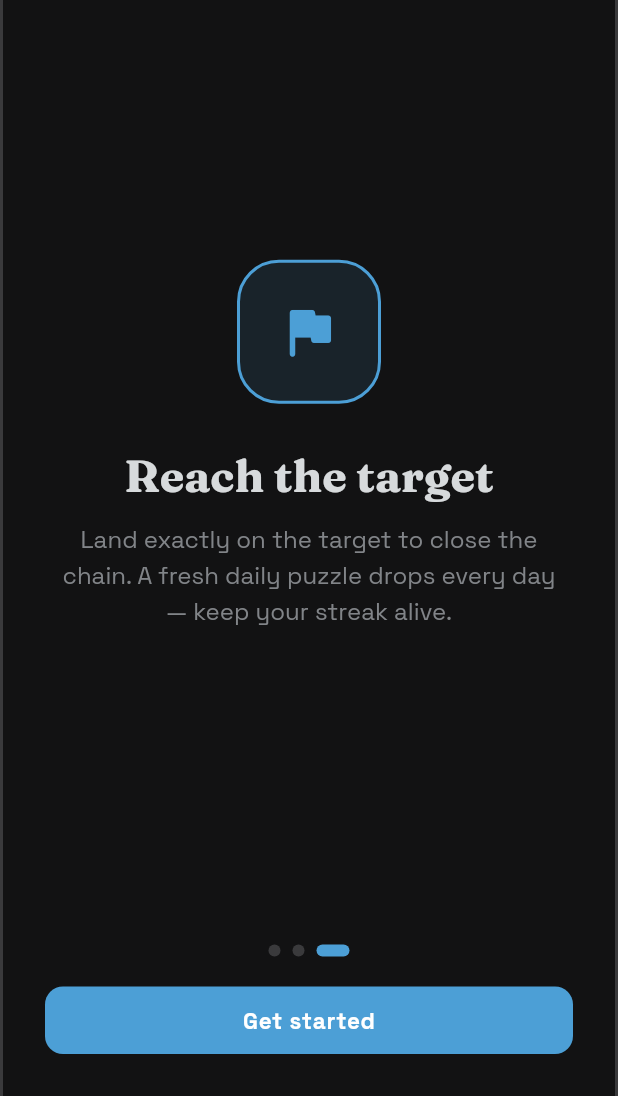
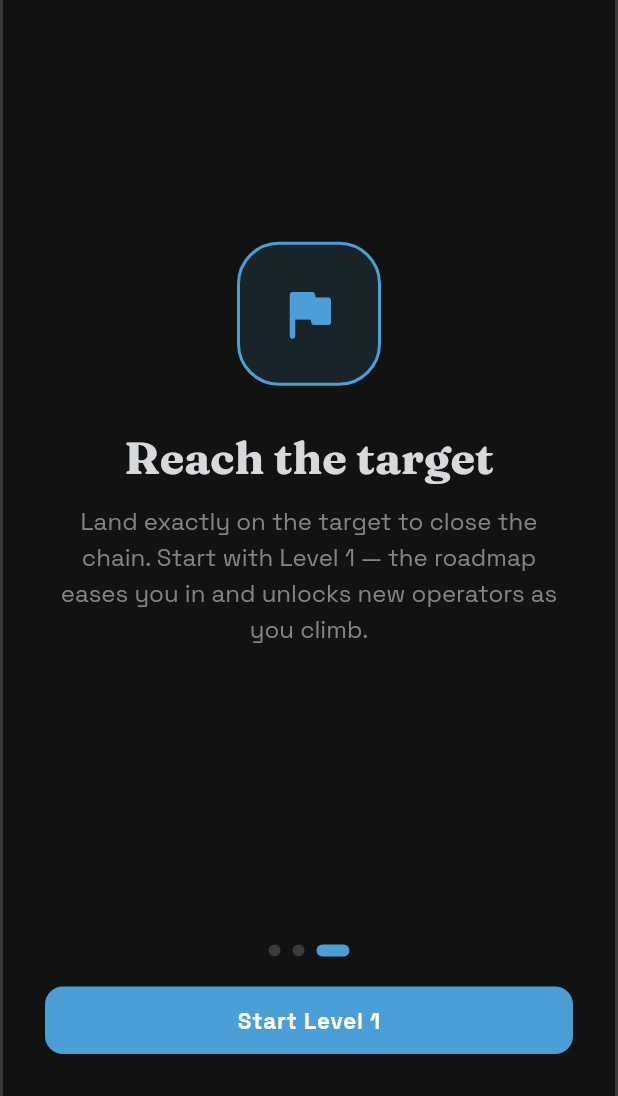
Before and after one commit to Azhar-ali7/numlink, a Flutter app: the screen it shows after launch, scrolled down 180 dp, after a tap on "How to play", after a tap on "Next", on a phone screen of 412 x 824 dp, the part 140-1236 px from its top. Run offline on Flutter 3.47's test engine with Material 3 defaults, Android fonts, the phone set to English and light mode, and no system bars; our stand-ins replace audioplayers, confetti, flutter_animate, google_fonts, shared_preferences.

Commit message:
refactor(onboarding): first-run intro routes into Level 1
A genuine first launch's final intro CTA now reads "Start Level 1" and
drops the player straight into the easy campaign Level 1 (a guaranteed
first win) instead of the medium daily. Settings "Replay" still just
dismisses. The campaign roadmap is the progressive teacher — operators
are introduced tier-by-tier rather than front-loaded in the carousel.

Co-Authored-By: Claude Opus 4.8 <noreply@anthropic.com>

```diff
--- a/numlink_app/lib/data/settings_controller.dart
+++ b/numlink_app/lib/data/settings_controller.dart
@@ -67,6 +67,10 @@ class SettingsController extends ChangeNotifier {
   bool get haptics => _settings.haptics;
   bool get tutorialOpen => _tutorialOpen;
 
+  /// True once the intro has ever been dismissed. Distinguishes a genuine
+  /// first launch from a Settings "Replay" (drives the first-run Level 1 CTA).
+  bool get tutorialSeen => _tutorialSeen;
+
   void openTutorial() {
     _tutorialOpen = true;
     notifyListeners();
--- a/numlink_app/lib/screens/intro_carousel.dart
+++ b/numlink_app/lib/screens/intro_carousel.dart
@@ -2,6 +2,7 @@ import 'package:flutter/material.dart';
 import 'package:provider/provider.dart';
 
 import '../data/settings_controller.dart';
+import '../game/game_controller.dart';
 import '../sheets/bottom_sheet_shell.dart';
 import '../theme/app_theme.dart';
 import '../theme/motion.dart';
@@ -37,8 +38,9 @@ class _IntroCarouselState extends State<IntroCarousel> {
     (
       icon: Icons.flag_rounded,
       title: 'Reach the target',
-      body: 'Land exactly on the target to close the chain. A fresh daily '
-          'puzzle drops every day — keep your streak alive.',
+      body: 'Land exactly on the target to close the chain. Start with '
+          'Level 1 — the roadmap eases you in and unlocks new operators as '
+          'you climb.',
     ),
   ];
 
@@ -50,9 +52,18 @@ class _IntroCarouselState extends State<IntroCarousel> {
 
   void _dismiss() => context.read<SettingsController>().dismissTutorial();
 
+  /// Finish the intro. On a genuine first launch (not a Settings replay), drop
+  /// the player straight into Level 1 — a guaranteed easy first win — instead
+  /// of the medium daily.
+  void _finish() {
+    final firstRun = !context.read<SettingsController>().tutorialSeen;
+    _dismiss();
+    if (firstRun) context.read<GameController>().startCampaign(1);
+  }
+
   void _next() {
     if (_page >= _slides.length - 1) {
-      _dismiss();
+      _finish();
       return;
     }
     final target = _page + 1;
@@ -68,6 +79,7 @@ class _IntroCarouselState extends State<IntroCarousel> {
   Widget build(BuildContext context) {
     final t = NumTheme.of(context);
     final last = _page == _slides.length - 1;
+    final firstRun = !context.read<SettingsController>().tutorialSeen;
 
     return ColoredBox(
       color: t.bg,
@@ -102,7 +114,7 @@ class _IntroCarouselState extends State<IntroCarousel> {
             Padding(
               padding: const EdgeInsets.fromLTRB(28, 0, 28, 28),
               child: PrimaryButton(
-                label: last ? 'Get started' : 'Next',
+                label: last ? (firstRun ? 'Start Level 1' : 'Get started') : 'Next',
                 center: true,
                 onTap: _next,
               ),
```
Also changed, not shown: 3 other files.
